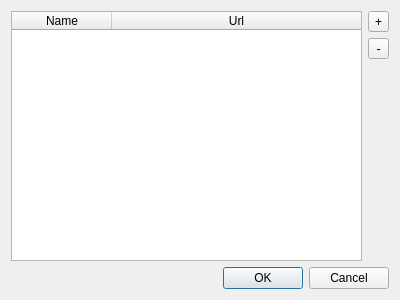
Qt form configdialog.ui (giomatfois62/QRadioTray) before a commit.
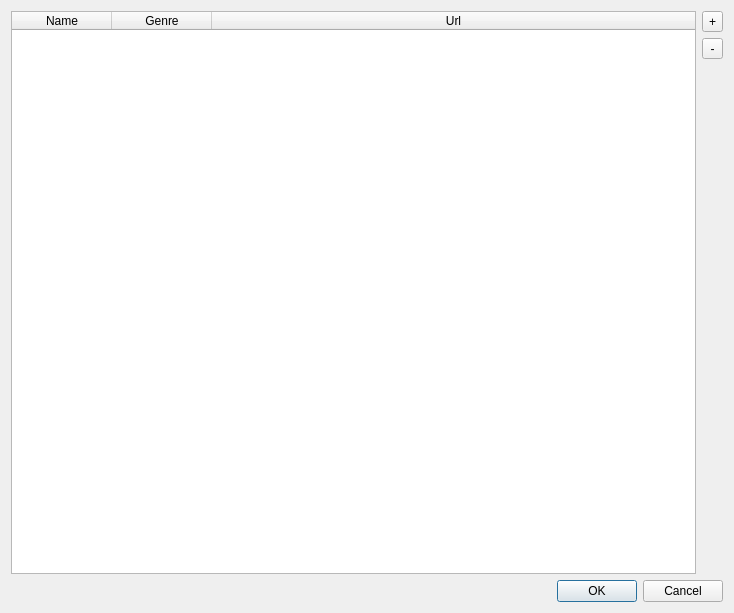
The same form after that commit.

```diff
--- a/configdialog.ui
+++ b/configdialog.ui
@@ -6,8 +6,8 @@
    <rect>
     <x>0</x>
     <y>0</y>
-    <width>400</width>
-    <height>300</height>
+    <width>734</width>
+    <height>613</height>
    </rect>
   </property>
   <property name="windowTitle">
@@ -24,6 +24,11 @@
        <string>Name</string>
       </property>
      </column>
+     <column>
+      <property name="text">
+       <string>Genre</string>
+      </property>
+     </column>
      <column>
       <property name="text">
        <string>Url</string>
```
